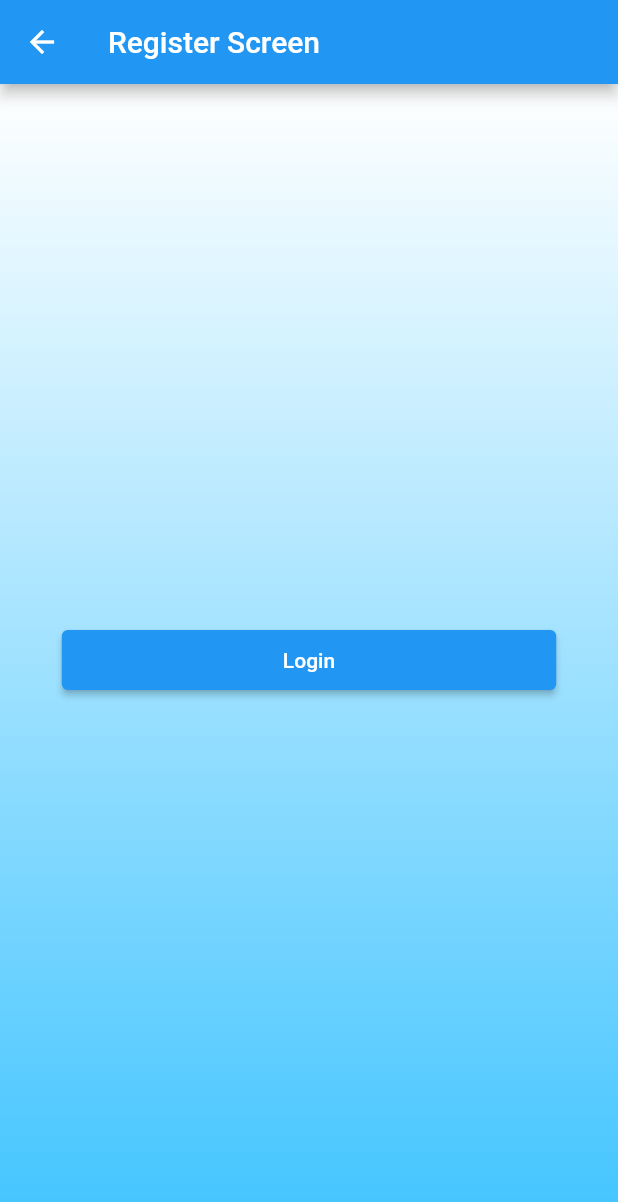
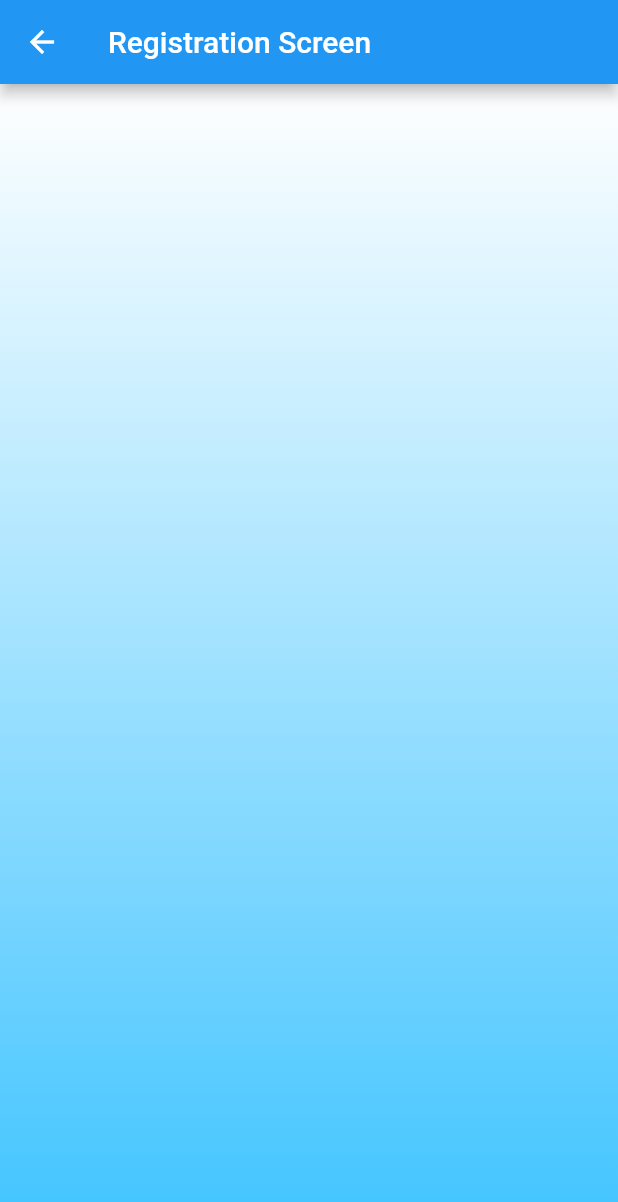
Before and after one commit to Gadi0905/NgTszHim_VT6000CEM_Project, a Flutter app: the screen it shows after launch, after a tap on "Getting started", on a phone screen of 412 x 824 dp. Shown: the top 1202 px of the screen. Run offline on Flutter 3.47's test engine with Material 2 defaults, Android fonts, the phone set to English and light mode, and no system bars.

Commit message:
reset the name of register screen to registration screen

```diff
--- a/lib/src/screens/login_screen/login_screen.dart
+++ b/lib/src/screens/login_screen/login_screen.dart
@@ -1,6 +1,6 @@
 import 'package:flutter/material.dart';
 import 'package:ngtszhim_vt6000cem_project/src/helpers/routes_helper/routes_helper.dart';
-import 'package:ngtszhim_vt6000cem_project/src/screens/register_screen/register_screen.dart';
+import 'package:ngtszhim_vt6000cem_project/src/screens/registration_screen/registration_screen.dart';
 
 class LoginScreen extends StatelessWidget {
   const LoginScreen({Key? key}) : super(key: key);
@@ -28,9 +28,9 @@ class LoginScreen extends StatelessWidget {
           height: 40,
           width: MediaQuery.of(context).size.width * 0.8,
           child: ElevatedButton(
-            child: const Text('Register'),
+            child: const Text('Registration Screen'),
             onPressed: () {
-              RoutesHelper.pushScreen(context, const RegisterScreen());
+              RoutesHelper.pushScreen(context, const RegistrationScreen());
             },
           ),
         ),
--- a/lib/src/screens/register_screen/register_screen.dart
+++ /dev/null
@@ -1,40 +0,0 @@
-import 'package:flutter/material.dart';
-import 'package:ngtszhim_vt6000cem_project/src/helpers/routes_helper/routes_helper.dart';
-import 'package:ngtszhim_vt6000cem_project/src/screens/login_screen/login_screen.dart';
-
-class RegisterScreen extends StatelessWidget {
-  const RegisterScreen({Key? key}) : super(key: key);
-
-  @override
-  Widget build(BuildContext context) {
-    return Scaffold(
-      appBar: AppBar(
-        title: const Text('Register Screen'),
-      ),
-      body: _buildBody(context),
-    );
-  }
-
-  Widget _buildBody(BuildContext context) {
-    return Container(
-      decoration: const BoxDecoration(
-          gradient: LinearGradient(
-        colors: [Colors.white, Colors.lightBlueAccent],
-        begin: Alignment.topCenter,
-        end: Alignment.bottomCenter,
-      )),
-      child: Center(
-        child: SizedBox(
-          height: 40,
-          width: MediaQuery.of(context).size.width * 0.8,
-          child: ElevatedButton(
-            child: const Text('Login'),
-            onPressed: () {
-              RoutesHelper.pushScreen(context, const LoginScreen());
-            },
-          ),
-        ),
-      ),
-    );
-  }
-}
--- /dev/null
+++ b/lib/src/screens/registration_screen/registration_screen.dart
@@ -0,0 +1,26 @@
+import 'package:flutter/material.dart';
+
+class RegistrationScreen extends StatelessWidget {
+  const RegistrationScreen({Key? key}) : super(key: key);
+
+  @override
+  Widget build(BuildContext context) {
+    return Scaffold(
+      appBar: AppBar(
+        title: const Text('Registration Screen'),
+      ),
+      body: _buildBody(context),
+    );
+  }
+
+  Widget _buildBody(BuildContext context) {
+    return Container(
+      decoration: const BoxDecoration(
+          gradient: LinearGradient(
+        colors: [Colors.white, Colors.lightBlueAccent],
+        begin: Alignment.topCenter,
+        end: Alignment.bottomCenter,
+      )),
+    );
+  }
+}
--- a/lib/src/screens/welcome_screen/welcome_screen.dart
+++ b/lib/src/screens/welcome_screen/welcome_screen.dart
@@ -1,7 +1,7 @@
 import 'package:flutter/material.dart';
 import 'package:ngtszhim_vt6000cem_project/src/helpers/routes_helper/routes_helper.dart';
 import 'package:ngtszhim_vt6000cem_project/src/screens/login_screen/login_screen.dart';
-import 'package:ngtszhim_vt6000cem_project/src/screens/register_screen/register_screen.dart';
+import 'package:ngtszhim_vt6000cem_project/src/screens/registration_screen/registration_screen.dart';
 
 class WelcomeScreen extends StatelessWidget {
   const WelcomeScreen({Key? key}) : super(key: key);
@@ -46,7 +46,7 @@ class WelcomeScreen extends StatelessWidget {
             width: MediaQuery.of(context).size.width * 0.6,
             child: ElevatedButton(
               onPressed: () {
-                RoutesHelper.pushScreen(context, const RegisterScreen());
+                RoutesHelper.pushScreen(context, const RegistrationScreen());
               },
               child: const Text('Getting started'),
             ),
```
